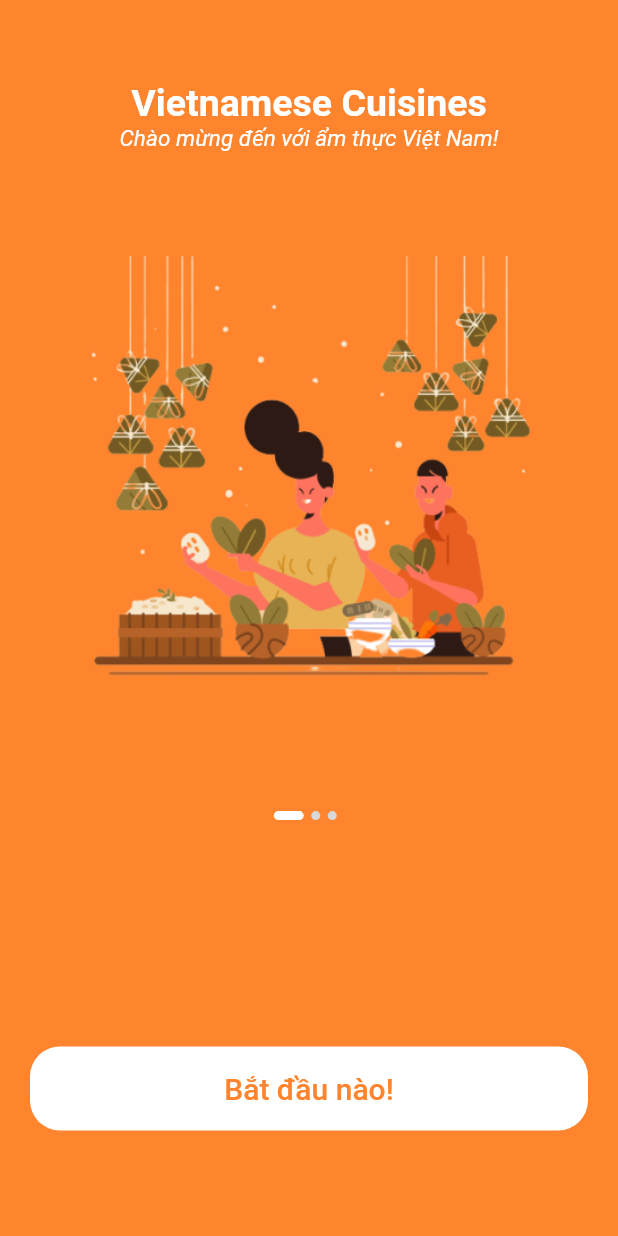
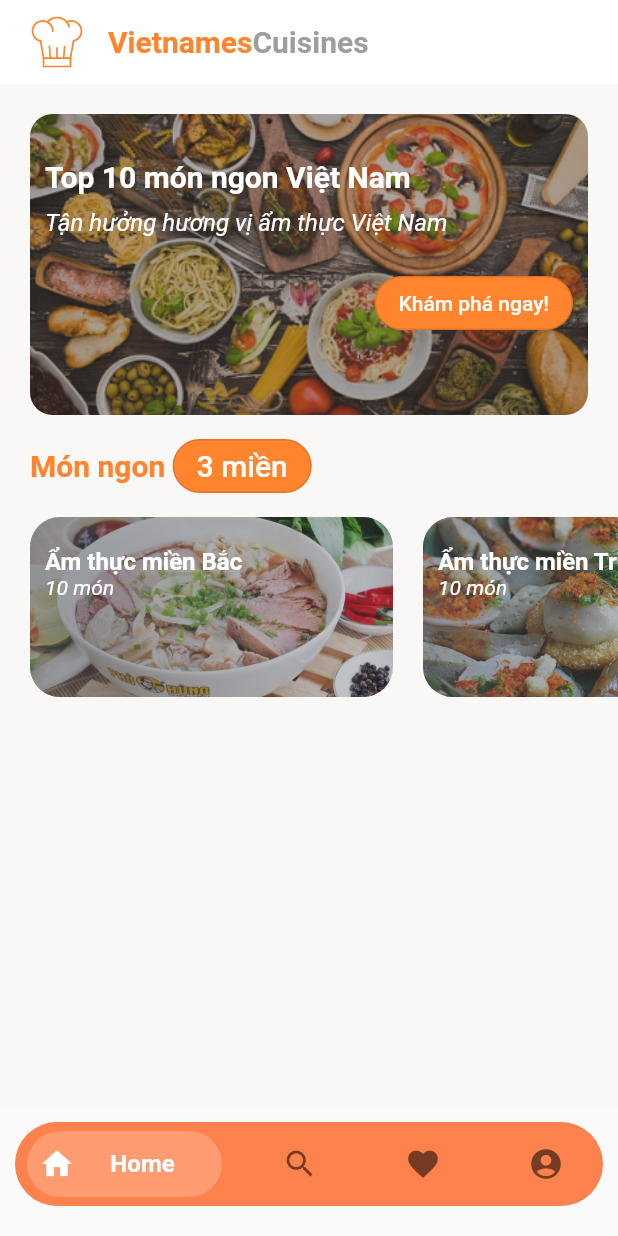
Before and after one commit to KSB-tqk/Vietnamese_Cuisines_App, a Flutter app: the screen it shows after launch, on a phone screen of 412 x 824 dp. Run offline on Flutter 3.47's test engine with Material 2 defaults, Android fonts, the phone set to English and light mode, and no system bars; drawn by our look-alikes of bottom_navy_bar; our stand-ins replace flutter_svg.

Commit message:
update design home page

```diff
--- a/lib/main.dart
+++ b/lib/main.dart
@@ -1,7 +1,11 @@
 import 'package:flutter/material.dart';
+import 'package:flutter_app_test/screens/favorite_screen/favorite_screen.dart';
+import 'package:flutter_app_test/screens/home_screens/home_main_screen.dart';
 import 'package:flutter_app_test/screens/home_screens/home_screen.dart';
 import 'package:flutter_app_test/screens/login/screens/login.dart';
+import 'package:flutter_app_test/screens/search_screen/search_screen.dart';
 import 'package:flutter_app_test/screens/splash/splash_screen.dart';
+import 'package:flutter_app_test/screens/user_screen/user_screen.dart';
 
 void main() {
   runApp(MyApp());
@@ -17,9 +21,13 @@ class MyApp extends StatelessWidget {
       routes: {
         SplashScreen.id: (context) => SplashScreen(),
         HomeScreen.id: (context) => HomeScreen(),
+        HomeMainScreen.id: (context) => HomeMainScreen(), // details home screen
         LoginScreen.id: (context) => LoginScreen(),
+        SearchScreen.id: (context) => SearchScreen(),
+        FavoriteScreen.id: (context) => FavoriteScreen(),
+        UserScreen.id: (context) => UserScreen(),
       },
-      initialRoute: SplashScreen.id,
+      initialRoute: HomeScreen.id,
     );
   }
 }
--- /dev/null
+++ b/lib/screens/favorite_screen/favorite_screen.dart
@@ -0,0 +1,18 @@
+import 'package:flutter/material.dart';
+
+class FavoriteScreen extends StatefulWidget {
+  static String id = 'FavoriteScreen';
+  const FavoriteScreen({key}) : super(key: key);
+
+  @override
+  _FavoriteScreenState createState() => _FavoriteScreenState();
+}
+
+class _FavoriteScreenState extends State<FavoriteScreen> {
+  @override
+  Widget build(BuildContext context) {
+    return Scaffold(
+      backgroundColor: Colors.green,
+    );
+  }
+}
--- /dev/null
+++ b/lib/screens/home_screens/components_homescreen/body_homescreen.dart
@@ -0,0 +1,38 @@
+import 'package:flutter/material.dart';
+import 'package:flutter_app_test/screens/home_screens/components_homescreen/top10food.dart';
+import 'package:flutter_app_test/screens/home_screens/components_homescreen/top_delicious_three_side.dart';
+
+class BodyHomeScreen extends StatefulWidget {
+  const BodyHomeScreen({key}) : super(key: key);
+
+  @override
+  _BodyHomeScreenState createState() => _BodyHomeScreenState();
+}
+
+class _BodyHomeScreenState extends State<BodyHomeScreen> {
+  @override
+  Widget build(BuildContext context) {
+    return Scaffold(
+      backgroundColor: Color(0xFFCCCCC),
+      body: Padding(
+        padding: const EdgeInsets.only(top: 10, bottom: 10),
+        child: Column(
+          children: <Widget>[
+            Expanded(
+              child: Padding(
+                padding: const EdgeInsets.only(right: 20, left: 20),
+                child: TopFood(),
+              ),
+            ),
+            Expanded(
+              child: TopDeliciousThreeSide(),
+            ),
+            Expanded(
+              child: Container(),
+            ),
+          ],
+        ),
+      ),
+    );
+  }
+}
--- /dev/null
+++ b/lib/screens/home_screens/components_homescreen/food_three_side_card.dart
@@ -0,0 +1,75 @@
+import 'package:flutter/material.dart';
+
+class FoodThreeSideCard extends StatelessWidget {
+  final String nameSide, imageSide;
+  final int numberOfFood;
+  final GestureTapCallback press;
+
+  const FoodThreeSideCard({
+    Key key,
+    this.nameSide,
+    this.imageSide,
+    this.numberOfFood,
+    this.press,
+  }) : super(key: key);
+
+  @override
+  Widget build(BuildContext context) {
+    return Padding(
+      padding: EdgeInsets.only(left: 20),
+      child: InkWell(
+        onTap: press,
+        child: SizedBox(
+          width: 242,
+          height: 120,
+          child: ClipRRect(
+            borderRadius: BorderRadius.circular(20),
+            child: Stack(
+              fit: StackFit.expand,
+              children: <Widget>[
+                Image.asset(
+                  imageSide,
+                  fit: BoxFit.cover,
+                ),
+                Container(
+                  decoration: BoxDecoration(
+                    gradient: LinearGradient(
+                      colors: [
+                        Color(0xFF525559).withOpacity(0.6),
+                        Color(0xFF525559).withOpacity(0.3),
+                      ],
+                    ),
+                  ),
+                ),
+                Padding(
+                  padding: const EdgeInsets.only(
+                      top: 20, right: 10, left: 10, bottom: 10),
+                  child: Text.rich(
+                    TextSpan(
+                      style: TextStyle(color: Colors.white),
+                      children: [
+                        TextSpan(
+                          text: "$nameSide\n",
+                          style: TextStyle(
+                            fontSize: 16,
+                            fontWeight: FontWeight.bold,
+                          ),
+                        ),
+                        TextSpan(
+                          text: "$numberOfFood món",
+                          style: TextStyle(
+                            fontStyle: FontStyle.italic,
+                          ),
+                        ),
+                      ],
+                    ),
+                  ),
+                ),
+              ],
+            ),
+          ),
+        ),
+      ),
+    );
+  }
+}
--- /dev/null
+++ b/lib/screens/home_screens/components_homescreen/top10food.dart
@@ -0,0 +1,85 @@
+import 'package:flutter/material.dart';
+import 'package:flutter_app_test/components/constants.dart';
+
+class TopFood extends StatefulWidget {
+  const TopFood({key}) : super(key: key);
+
+  @override
+  _TopFoodState createState() => _TopFoodState();
+}
+
+class _TopFoodState extends State<TopFood> {
+  @override
+  Widget build(BuildContext context) {
+    return Container(
+      margin: EdgeInsets.symmetric(vertical: 10),
+      width: double.infinity,
+      height: 166,
+      decoration: BoxDecoration(
+        borderRadius: BorderRadius.circular(15),
+        image: DecorationImage(
+          fit: BoxFit.cover,
+          image: AssetImage("assets/images/image_header.png"),
+        ),
+      ),
+      child: DecoratedBox(
+        decoration: BoxDecoration(
+          borderRadius: BorderRadius.circular(15),
+        ),
+        child: Padding(
+          padding: EdgeInsets.symmetric(
+            horizontal: 10,
+          ),
+          child: Column(
+            crossAxisAlignment: CrossAxisAlignment.start,
+            children: <Widget>[
+              SizedBox(
+                height: 30,
+              ),
+              Text(
+                "Top 10 món ngon Việt Nam",
+                style: TextStyle(
+                    fontSize: 20,
+                    fontWeight: FontWeight.bold,
+                    color: Colors.white),
+              ),
+              SizedBox(
+                height: 10,
+              ),
+              Text(
+                "Tận hưởng hương vị ẩm thực Việt Nam",
+                style: TextStyle(
+                    fontSize: 16,
+                    fontStyle: FontStyle.italic,
+                    color: Colors.white),
+              ),
+              SizedBox(
+                height: 20,
+              ),
+              Row(
+                mainAxisAlignment: MainAxisAlignment.end,
+                children: [
+                  OutlinedButton(
+                    onPressed: () {},
+                    child: Text(
+                      "Khám phá ngay!",
+                      style: TextStyle(
+                        color: Colors.white,
+                        fontSize: 14,
+                      ),
+                    ),
+                    style: OutlinedButton.styleFrom(
+                        shape: RoundedRectangleBorder(
+                          borderRadius: BorderRadius.circular(20),
+                        ),
+                        backgroundColor: kPrimaryColor),
+                  ),
+                ],
+              ),
+            ],
+          ),
+        ),
+      ),
+    );
+  }
+}
--- /dev/null
+++ b/lib/screens/home_screens/components_homescreen/top_delicious_three_side.dart
@@ -0,0 +1,74 @@
+import 'package:flutter/material.dart';
+import 'package:flutter_app_test/components/constants.dart';
+import 'package:flutter_app_test/screens/home_screens/components_homescreen/food_three_side_card.dart';
+
+class TopDeliciousThreeSide extends StatelessWidget {
+  const TopDeliciousThreeSide({
+    Key key,
+  }) : super(key: key);
+
+  @override
+  Widget build(BuildContext context) {
+    return Column(
+      children: <Widget>[
+        Padding(
+          padding: const EdgeInsets.only(left: 20),
+          child: Row(
+            children: [
+              Text(
+                "Món ngon ",
+                style: TextStyle(
+                    fontSize: 20,
+                    fontWeight: FontWeight.bold,
+                    color: kPrimaryColor),
+              ),
+              OutlinedButton(
+                onPressed: null,
+                child: Text(
+                  "3 miền",
+                  style: TextStyle(
+                    color: Colors.white,
+                    fontSize: 20,
+                  ),
+                ),
+                style: OutlinedButton.styleFrom(
+                    shape: RoundedRectangleBorder(
+                      borderRadius: BorderRadius.circular(20),
+                    ),
+                    backgroundColor: kPrimaryColor),
+              ),
+            ],
+          ),
+        ),
+        SizedBox(
+          height: 10,
+        ),
+        SingleChildScrollView(
+          scrollDirection: Axis.horizontal,
+          child: Row(
+            children: [
+              FoodThreeSideCard(
+                nameSide: "Ẩm thực miền Bắc",
+                imageSide: "assets/images/top_mien_bac.png",
+                numberOfFood: 10,
+                press: () {},
+              ),
+              FoodThreeSideCard(
+                nameSide: "Ẩm thực miền Trung",
+                imageSide: "assets/images/top_mien_trung.png",
+                numberOfFood: 10,
+                press: () {},
+              ),
+              FoodThreeSideCard(
+                nameSide: "Ẩm thực miền Nam",
+                imageSide: "assets/images/top_mien_nam.png",
+                numberOfFood: 10,
+                press: () {},
+              ),
+            ],
+          ),
+        ),
+      ],
+    );
+  }
+}
--- /dev/null
+++ b/lib/screens/home_screens/home_main_screen.dart
@@ -0,0 +1,48 @@
+import 'package:flutter/material.dart';
+import 'package:flutter_app_test/components/constants.dart';
+import 'package:flutter_app_test/screens/home_screens/components_homescreen/body_homescreen.dart';
+import 'package:flutter_svg/svg.dart';
+
+class HomeMainScreen extends StatefulWidget {
+  static String id = 'HomeMainScreen';
+  const HomeMainScreen({key}) : super(key: key);
+
+  @override
+  _HomeMainScreenState createState() => _HomeMainScreenState();
+}
+
+class _HomeMainScreenState extends State<HomeMainScreen> {
+  final Widget svgIcon = SvgPicture.asset(
+    "assets/icons/chef.svg",
+    color: kPrimaryColor,
+  );
+  @override
+  Widget build(BuildContext context) {
+    return Scaffold(
+      appBar: AppBar(
+        leading: IconButton(
+          padding: EdgeInsets.only(left: 20),
+          onPressed: null,
+          icon: svgIcon,
+        ),
+        elevation: 0,
+        backgroundColor: Colors.white,
+        title: RichText(
+          text: TextSpan(
+            style: Theme.of(context)
+                .textTheme
+                .title
+                .copyWith(fontWeight: FontWeight.bold),
+            children: [
+              TextSpan(
+                  text: "Vietnames",
+                  style: TextStyle(color: Color(0xFFFE842D))),
+              TextSpan(text: "Cuisines", style: TextStyle(color: Colors.grey)),
+            ],
+          ),
+        ),
+      ),
+      body: BodyHomeScreen(),
+    );
+  }
+}
--- a/lib/screens/home_screens/home_screen.dart
+++ b/lib/screens/home_screens/home_screen.dart
@@ -1,4 +1,9 @@
+import 'package:bottom_navy_bar/bottom_navy_bar.dart';
 import 'package:flutter/material.dart';
+import 'package:flutter_app_test/screens/favorite_screen/favorite_screen.dart';
+import 'package:flutter_app_test/screens/home_screens/home_main_screen.dart';
+import 'package:flutter_app_test/screens/search_screen/search_screen.dart';
+import 'package:flutter_app_test/screens/user_screen/user_screen.dart';
 
 class HomeScreen extends StatefulWidget {
   static String id = 'HomeScreen';
@@ -9,8 +14,95 @@ class HomeScreen extends StatefulWidget {
 }
 
 class _HomeScreenState extends State<HomeScreen> {
+  int currentIndex = 0;
+
+  //list Page
+  List listOfPage = [
+    HomeMainScreen(),
+    SearchScreen(),
+    FavoriteScreen(),
+    UserScreen(),
+  ];
   @override
   Widget build(BuildContext context) {
-    return Scaffold();
+    return Scaffold(
+      body: listOfPage[currentIndex],
+      bottomNavigationBar: Container(
+        color: Colors.transparent,
+        margin: EdgeInsets.only(
+          left: 10,
+          right: 10,
+          bottom: 20,
+          top: 10,
+        ),
+        child: ClipRRect(
+          borderRadius: BorderRadius.circular(30),
+          child: BottomNavyBar(
+            curve: Curves.decelerate,
+            backgroundColor: Color(0xFFFE824D),
+            selectedIndex: currentIndex,
+            onItemSelected: (index) {
+              setState(() {
+                currentIndex = index;
+              });
+            },
+            items: <BottomNavyBarItem>[
+              BottomNavyBarItem(
+                icon: Icon(Icons.home),
+                title: Center(
+                  child: Text(
+                    'Home',
+                    style: TextStyle(
+                      fontSize: 16,
+                    ),
+                  ),
+                ),
+                activeColor: Colors.white,
+                inactiveColor: Colors.black54,
+              ),
+              BottomNavyBarItem(
+                icon: Icon(Icons.search),
+                title: Center(
+                  child: Text(
+                    'Search',
+                    style: TextStyle(
+                      fontSize: 16,
+                    ),
+                  ),
+                ),
+                activeColor: Colors.white,
+                inactiveColor: Colors.black54,
+              ),
+              BottomNavyBarItem(
+                icon: Icon(Icons.favorite),
+                title: Center(
+                  child: Text(
+                    'Favorite',
+                    style: TextStyle(
+                      fontSize: 16,
+                    ),
+                  ),
+                ),
+                activeColor: Colors.white,
+                inactiveColor: Colors.black54,
+              ),
+              BottomNavyBarItem(
+                icon: Icon(Icons.account_circle),
+                title: Center(
+                  child: Text(
+                    'User',
+                    style: TextStyle(
+                      fontSize: 16,
+                    ),
+                  ),
+                ),
+                activeColor: Colors.white,
+                inactiveColor: Colors.black54,
+              ),
+            ],
+          ),
+        ),
+      ),
+    );
   }
 }
--- /dev/null
+++ b/lib/screens/search_screen/search_screen.dart
@@ -0,0 +1,18 @@
+import 'package:flutter/material.dart';
+
+class SearchScreen extends StatefulWidget {
+  static String id = 'SearchScreen';
+  const SearchScreen({key}) : super(key: key);
+
+  @override
+  _SearchScreenState createState() => _SearchScreenState();
+}
+
+class _SearchScreenState extends State<SearchScreen> {
+  @override
+  Widget build(BuildContext context) {
+    return Scaffold(
+      backgroundColor: Colors.yellow,
+    );
+  }
+}
--- /dev/null
+++ b/lib/screens/user_screen/user_screen.dart
@@ -0,0 +1,18 @@
+import 'package:flutter/material.dart';
+
+class UserScreen extends StatefulWidget {
+  static String id = 'UserScreen';
+  const UserScreen({key}) : super(key: key);
+
+  @override
+  _UserScreenState createState() => _UserScreenState();
+}
+
+class _UserScreenState extends State<UserScreen> {
+  @override
+  Widget build(BuildContext context) {
+    return Scaffold(
+      backgroundColor: Colors.blue,
+    );
+  }
+}
--- a/pubspec.yaml
+++ b/pubspec.yaml
@@ -30,6 +30,7 @@ dependencies:
   cupertino_icons: ^1.0.2
   flutter_svg: ^0.22.0
   provider: ^4.3.3
+  bottom_navy_bar: ^6.0.0
 
 dev_dependencies:
   flutter_test:
```
Also changed, not shown: assets/images/image_header.png (added), assets/images/top_mien_bac.png (added), assets/images/top_mien_nam.png (added), assets/images/top_mien_trung.png (added), pubspec.lock.
